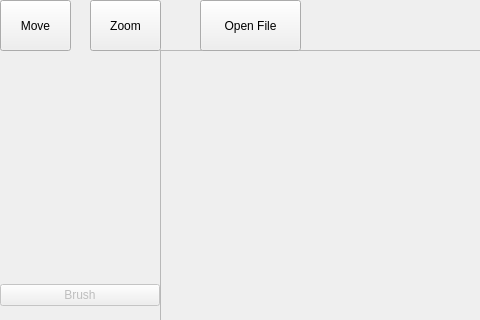
The window that src/mainwindow.ui (robedpixel/SmartMonitor-Python) describes before a commit, drawn with Qt 5; both pictures show x 0 to 480 and y 0 to 320 of the 800 by 600 pixel window.
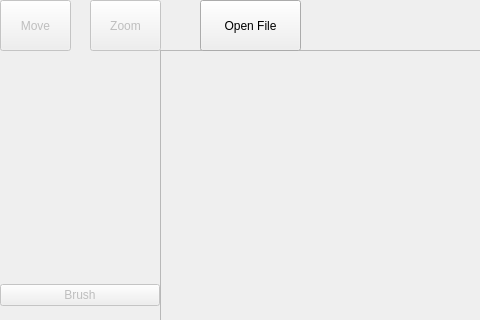
The same window after the commit.

Commit message: added move button functionality

```diff
--- a/src/mainwindow.ui
+++ b/src/mainwindow.ui
@@ -76,6 +76,9 @@
     </property>
    </widget>
    <widget class="QPushButton" name="zoomButton">
+    <property name="enabled">
+     <bool>false</bool>
+    </property>
     <property name="geometry">
      <rect>
       <x>90</x>
@@ -89,6 +92,9 @@
     </property>
    </widget>
    <widget class="QPushButton" name="moveButton">
+    <property name="enabled">
+     <bool>false</bool>
+    </property>
     <property name="geometry">
      <rect>
       <x>0</x>
@@ -100,6 +106,9 @@
     <property name="text">
      <string>Move</string>
     </property>
+    <property name="checkable">
+     <bool>true</bool>
+    </property>
    </widget>
   </widget>
   <widget class="QMenuBar" name="menubar">
```
The commit also changes 4 other files.
